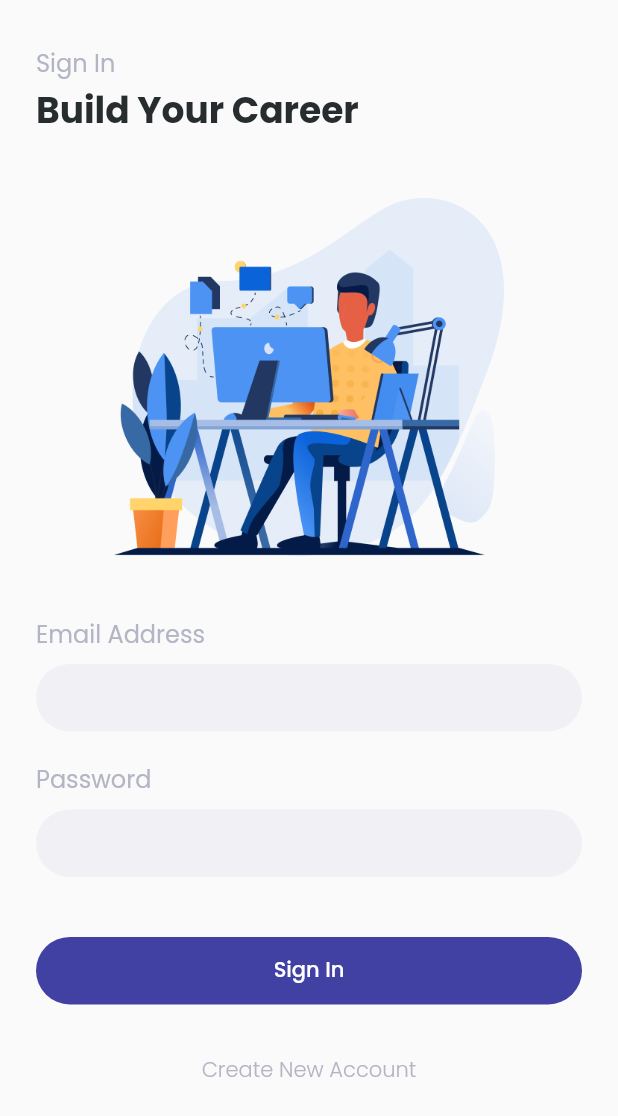
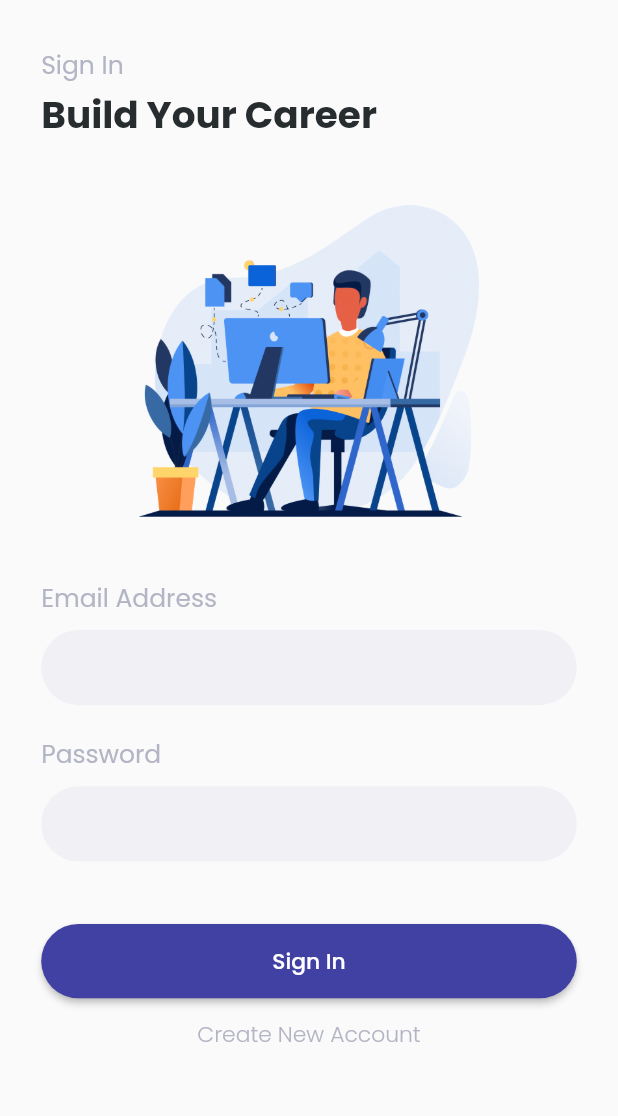
Before and after one commit to Dzaky02/future_jobs, a Flutter app: the screen it shows after launch, after a tap on "Sign In", on a phone screen of 412 x 824 dp. Shown: the top 1116 px of the screen. Run offline on Flutter 3.47's test engine with Material 2 defaults, Android fonts, the phone set to English and light mode, and no system bars; our stand-ins replace email_validator, google_fonts; accounts and stored records are empty.

Commit message:
Sign In Page Responsive.

```diff
--- a/lib/pages/sign_in_page.dart
+++ b/lib/pages/sign_in_page.dart
@@ -1,9 +1,10 @@
 import 'package:flutter/material.dart';
 import 'package:future_jobs/models/user_model.dart';
+import 'package:future_jobs/providers/auth_provider.dart';
+import 'package:future_jobs/providers/user_provider.dart';
+import 'package:future_jobs/size_config.dart';
 import 'package:future_jobs/theme.dart';
 import 'package:provider/provider.dart';
-import 'package:future_jobs/providers/auth_provider.dart';
-import 'package:future_jobs/providers/user_provider.dart';
 
 class SignInPage extends StatefulWidget {
   @override
@@ -18,6 +19,7 @@ class _SignInPageState extends State<SignInPage> {
 
   @override
   Widget build(BuildContext context) {
+    SizeConfig().init(context);
     var authProvider = Provider.of<AuthProvider>(context);
     var userProvider = Provider.of<UserProvider>(context);
 
@@ -31,64 +33,62 @@ class _SignInPageState extends State<SignInPage> {
     }
 
     Widget header() {
-      return Container(
-        margin: EdgeInsets.only(top: 30),
-        child: Column(
+      return Column(
         crossAxisAlignment: CrossAxisAlignment.start,
         children: [
           Text(
             'Sign In',
             style: greyTextStyle.copyWith(
-                fontSize: 16,
+              fontSize: SizeConfig.scaleText(16),
             ),
           ),
           SizedBox(
-              height: 2,
+            height: SizeConfig.scaleHeight(2),
           ),
           Text(
             'Build Your Career',
             style: blackTextStyle.copyWith(
-                fontSize: 24,
+              fontSize: SizeConfig.scaleText(24),
               fontWeight: semiBold,
             ),
           ),
+          SizedBox(
+            height: SizeConfig.scaleHeight(40),
+          ),
         ],
-        ),
       );
     }
 
     Widget illustration() {
-      return Container(
-        margin: EdgeInsets.only(top: 40),
-        child: Center(
+      return Center(
         child: Image.asset(
           'assets/image_sign_in.png',
-            width: 260,
-          ),
+          height: SizeConfig.scaleHeight(200),
         ),
       );
     }
 
     Widget inputEmail() {
-      return Container(
-        margin: EdgeInsets.only(top: 40),
-        child: Column(
+      return Column(
         crossAxisAlignment: CrossAxisAlignment.start,
         children: [
+          SizedBox(
+            height: SizeConfig.scaleHeight(40),
+          ),
           Text(
             'Email Address',
             style: greyTextStyle.copyWith(
-                fontSize: 16,
+              fontSize: SizeConfig.scaleText(16),
             ),
           ),
           SizedBox(
-              height: 8,
+            height: SizeConfig.scaleHeight(8),
           ),
           Container(
             width: double.infinity,
-              height: 45,
             padding: EdgeInsets.symmetric(
-                horizontal: 20,
+              vertical: SizeConfig.scaleWidth(11),
+              horizontal: SizeConfig.scaleWidth(20),
             ),
             decoration: BoxDecoration(
               borderRadius: BorderRadius.circular(100),
@@ -98,7 +98,9 @@ class _SignInPageState extends State<SignInPage> {
               child: TextFormField(
                 controller: emailController,
                 cursorColor: primaryColor,
-                  style: purpleTextStyle.copyWith(),
+                style: purpleTextStyle.copyWith(
+                  fontSize: SizeConfig.scaleText(16),
+                ),
                 decoration: InputDecoration.collapsed(
                   hintText: '',
                 ),
@@ -106,32 +108,30 @@ class _SignInPageState extends State<SignInPage> {
             ),
           ),
         ],
-        ),
       );
     }
 
     Widget inputPassword() {
-      return Container(
-        margin: EdgeInsets.only(
-          top: 20,
-        ),
-        child: Column(
+      return Column(
         crossAxisAlignment: CrossAxisAlignment.start,
         children: [
+          SizedBox(
+            height: SizeConfig.scaleHeight(20),
+          ),
           Text(
             'Password',
             style: greyTextStyle.copyWith(
-                fontSize: 16,
+              fontSize: SizeConfig.scaleText(16),
             ),
           ),
           SizedBox(
-              height: 8,
+            height: SizeConfig.scaleHeight(8),
           ),
           Container(
             width: double.infinity,
-              height: 45,
             padding: EdgeInsets.symmetric(
-                horizontal: 20,
+              vertical: SizeConfig.scaleWidth(11),
+              horizontal: SizeConfig.scaleWidth(20),
             ),
             decoration: BoxDecoration(
               borderRadius: BorderRadius.circular(100),
@@ -142,28 +142,30 @@ class _SignInPageState extends State<SignInPage> {
                 controller: passwordController,
                 cursorColor: primaryColor,
                 obscureText: true,
-                  style: purpleTextStyle.copyWith(),
+                style: purpleTextStyle.copyWith(
+                  fontSize: SizeConfig.scaleText(16),
+                ),
                 decoration: InputDecoration.collapsed(
                   hintText: '',
                 ),
               ),
             ),
           ),
+          SizedBox(
+            height: SizeConfig.scaleHeight(40),
+          ),
         ],
-        ),
       );
     }
 
     Widget signInButton() {
       return Container(
-        height: 45,
         width: double.infinity,
-        margin: EdgeInsets.only(top: 40),
         child: isLoading
             ? Center(
                 child: CircularProgressIndicator(),
               )
-            : TextButton(
+            : ElevatedButton(
                 onPressed: () async {
                   if (emailController.text.isEmpty ||
                       passwordController.text.isEmpty) {
@@ -194,15 +196,17 @@ class _SignInPageState extends State<SignInPage> {
                     }
                   }
                 },
-                style: TextButton.styleFrom(
-                  backgroundColor: primaryColor,
+                style: ElevatedButton.styleFrom(
+                  primary: primaryColor,
                   shape: RoundedRectangleBorder(
                     borderRadius: BorderRadius.circular(66),
                   ),
+                  padding: EdgeInsets.all(SizeConfig.scaleWidth(12)),
                 ),
                 child: Text(
                   'Sign In',
                   style: whiteTextStyle.copyWith(
+                    fontSize: SizeConfig.scaleText(14),
                     fontWeight: medium,
                   ),
                 ),
@@ -211,12 +215,7 @@ class _SignInPageState extends State<SignInPage> {
     }
 
     Widget signUpButton() {
-      return Container(
-        margin: EdgeInsets.only(
-          top: 20,
-          bottom: 20,
-        ),
-        child: Center(
+      return Center(
         child: TextButton(
           onPressed: () {
             Navigator.pushNamed(context, '/sign-up');
@@ -224,8 +223,8 @@ class _SignInPageState extends State<SignInPage> {
           child: Text(
             'Create New Account',
             style: greyTextStyle.copyWith(
+              fontSize: SizeConfig.scaleText(14),
               fontWeight: light,
-              ),
             ),
           ),
         ),
@@ -234,14 +233,11 @@ class _SignInPageState extends State<SignInPage> {
 
     return Scaffold(
       body: SafeArea(
-        child: Container(
-          width: MediaQuery.of(context).size.width,
+        child: ListView(
           padding: EdgeInsets.symmetric(
-            horizontal: defaultMargin,
+            vertical: SizeConfig.scaleHeight(30),
+            horizontal: SizeConfig.scaleWidth(24),
           ),
-          child: SingleChildScrollView(
-            child: Column(
-              crossAxisAlignment: CrossAxisAlignment.start,
           children: [
             header(),
             illustration(),
@@ -252,8 +248,6 @@ class _SignInPageState extends State<SignInPage> {
           ],
         ),
       ),
-        ),
-      ),
     );
   }
 }
--- a/lib/size_config.dart
+++ b/lib/size_config.dart
@@ -23,8 +23,9 @@ class SizeConfig {
     // 360x792 is width from figma design you can use 100 for 100% scaling.
     blockSizeHorizontal = screenWidth / 360;
     blockSizeVertical = screenHeight / 792;
-    _scaleText =
-        (screenHeight < screenWidth) ? blockSizeVertical : blockSizeHorizontal;
+    _scaleText = (blockSizeVertical < blockSizeHorizontal)
+        ? blockSizeVertical
+        : blockSizeHorizontal;
     print(
         'Width: ($screenWidth)$blockSizeHorizontal\nHeight: ($screenHeight)$blockSizeVertical\nTxt: $_scaleText');
 
```
Lines whose indentation alone changed are shown as unchanged.
